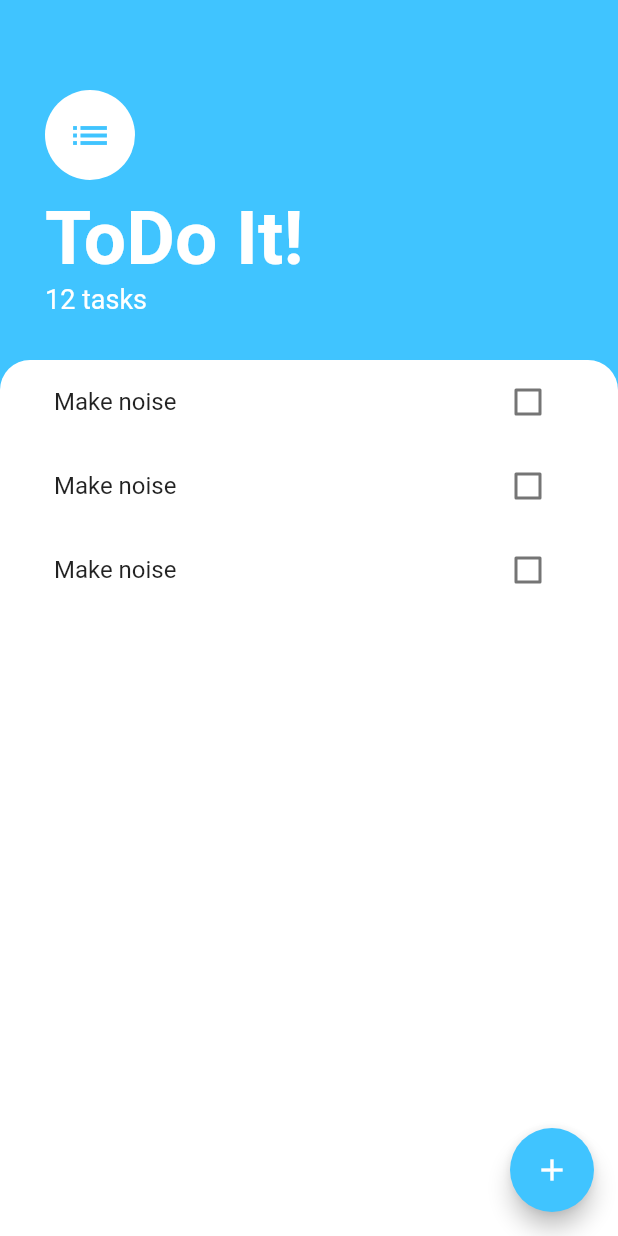
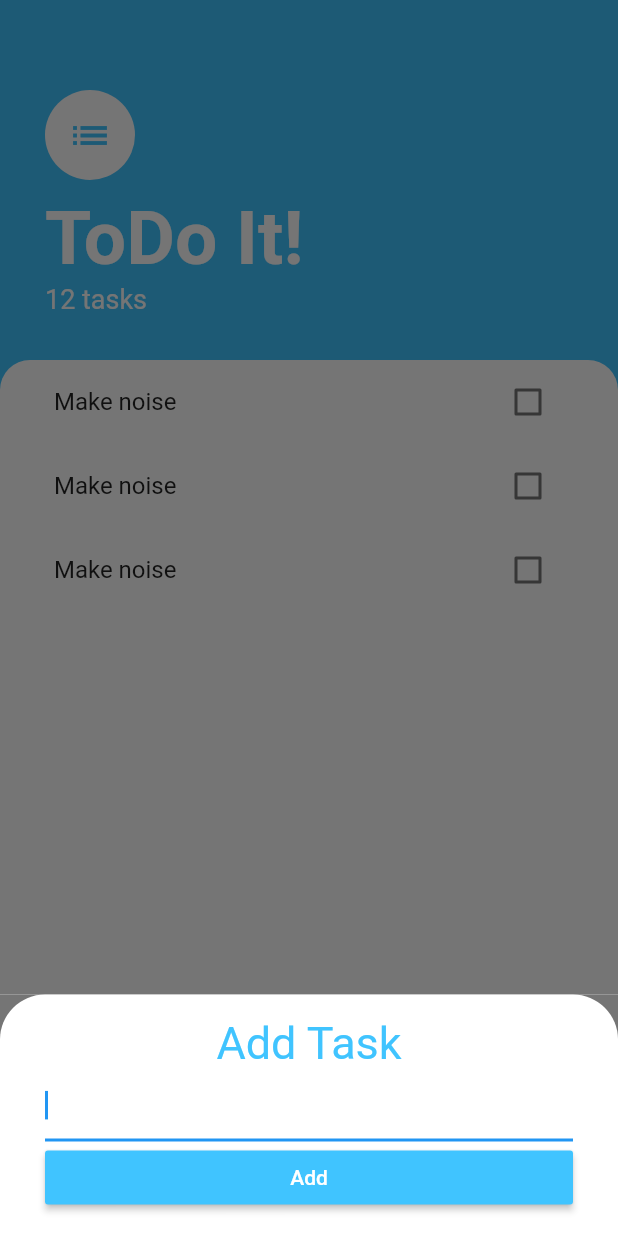
Before and after one commit to UlugbekYarkinov/todo_list, a Flutter app: the screen it shows after launch, after a tap on the "add" icon, on a phone screen of 412 x 824 dp. Run offline on Flutter 3.47's test engine with Material 2 defaults, Android fonts, the phone set to English and light mode, and no system bars.

Commit message:
bottom sheet added

```diff
--- /dev/null
+++ b/lib/screens/add_task_screen.dart
@@ -0,0 +1,45 @@
+import 'package:flutter/material.dart';
+
+class AddTaskScreen extends StatelessWidget {
+  const AddTaskScreen({Key? key}) : super(key: key);
+
+  @override
+  Widget build(BuildContext context) {
+    return Container(
+      color: const Color(0xff757575),
+      child: Container(
+        decoration: const BoxDecoration(
+            borderRadius: BorderRadius.only(
+              topLeft: Radius.circular(30.0),
+              topRight: Radius.circular(30.0),
+            ),
+            color: Colors.white),
+        child: Padding(
+          padding: const EdgeInsets.symmetric(horizontal: 30.0, vertical: 15.0),
+          child: Column(
+            crossAxisAlignment: CrossAxisAlignment.stretch,
+            children: [
+              Text(
+                'Add Task',
+                textAlign: TextAlign.center,
+                style: TextStyle(
+                  fontSize: 30.0,
+                  color: Colors.lightBlueAccent,
+                ),
+              ),
+              TextField(
+                autofocus: true,
+              ),
+              MaterialButton(
+                color: Colors.lightBlueAccent,
+                textColor: Colors.white,
+                onPressed: () {},
+                child: const Text('Add'),
+              )
+            ],
+          ),
+        ),
+      ),
+    );
+  }
+}
--- a/lib/screens/tasks_screen.dart
+++ b/lib/screens/tasks_screen.dart
@@ -1,5 +1,6 @@
 import 'package:flutter/material.dart';
 import 'package:todo_list/components/tasks_list.dart';
+import 'package:todo_list/screens/add_task_screen.dart';
 
 class TasksScreen extends StatelessWidget {
   const TasksScreen({Key? key}) : super(key: key);
@@ -62,7 +63,17 @@ class TasksScreen extends StatelessWidget {
         ],
       ),
       floatingActionButton: FloatingActionButton(
-        onPressed: () {},
+        onPressed: () {
+          showModalBottomSheet(
+            context: context,
+            builder: (context) => SingleChildScrollView(
+              child: Container(
+                padding: EdgeInsets.only(bottom: MediaQuery.of(context).viewInsets.bottom),
+                child: AddTaskScreen(),
+              ),
+            ),
+          );
+        },
         backgroundColor: Colors.lightBlueAccent,
         child: const Icon(Icons.add),
       ),
```
